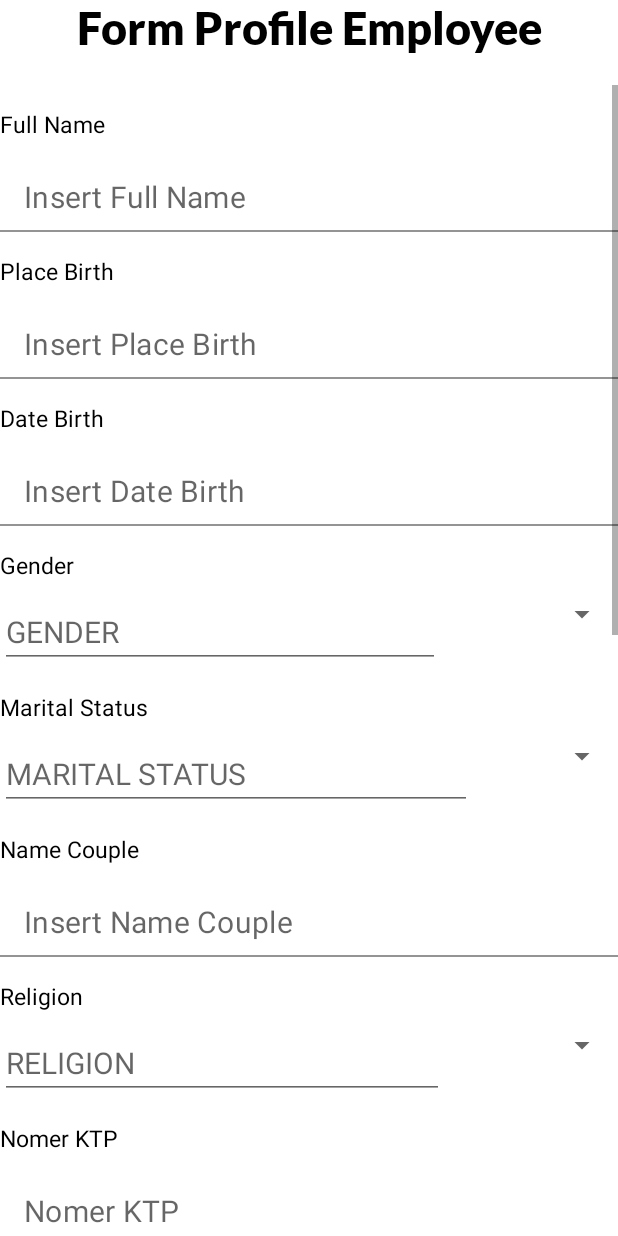
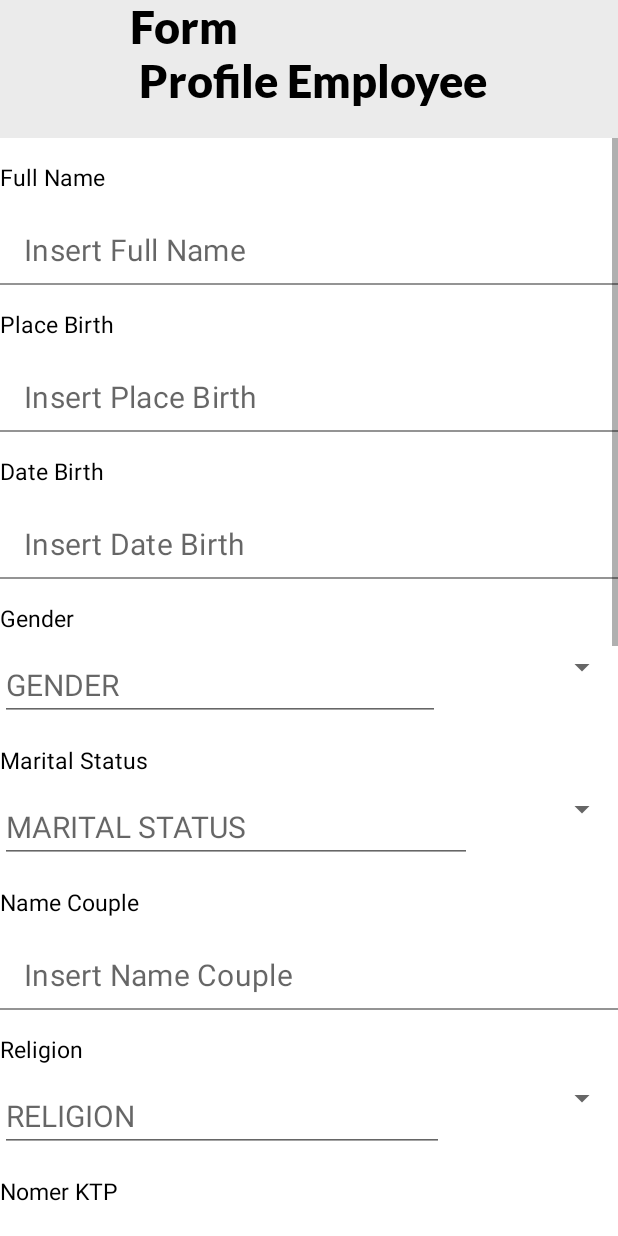
Before and after one commit to ahmadirfaan/EROS-Mobile, an Android app: the FormProfileEmployeeFragment screen opened through its navigation route, on a phone screen of 412 x 824 dp. Run offline under Robolectric (Android 15) with nearby library versions, the phone set to English and light mode, and no system bars; our stand-ins replace Dagger/Hilt's generated code, navigation-ui; 1 statement that could not run was skipped.

Commit message:
Confirm Account Layout

```diff
--- a/app/src/main/java/com/finalproject/utils/AppConstant.kt
+++ b/app/src/main/java/com/finalproject/utils/AppConstant.kt
@@ -7,7 +7,7 @@ class AppConstant {
         const val ON_LOGIN_FINISHED = "OnLoginFinished" //Untuk Shared Preferences
         val GENDER_ARRAYS = arrayListOf<String>("MALE", "FEMALE")
         val RELIGION_ARRAYS = arrayListOf<String>("MUSLIM", "CHRISTIAN", "HINDU", "BUDDHA", "KONG HU CU")
-        val GRADE_ARRAYS = arrayListOf<Int>(1, 2, 3, 4, 5, 6, 7, 8, 9, 10, 11, 12, 13)
+//        val GRADE_ARRAYS = arrayListOf<Int>(1, 2, 3, 4, 5, 6, 7, 8, 9, 10, 11, 12, 13)
         val MARITAL_STATUS_ARRAYS = arrayListOf<String>("MARRIED", "SINGLE", "DIVORCE")
         val BLOOD_TYPE_ARRAY = arrayListOf<String>("A", "B", "AB", "O")
     }
--- a/app/src/main/res/layout/fragment_form_profile_employee.xml
+++ b/app/src/main/res/layout/fragment_form_profile_employee.xml
@@ -3,6 +3,7 @@
     xmlns:app="http://schemas.android.com/apk/res-auto"
     xmlns:tools="http://schemas.android.com/tools"
     android:layout_width="match_parent"
+    android:background="@color/gray"
     android:layout_height="match_parent"
     tools:context=".presentations.employee.account.FormProfileEmployeeFragment">
 
@@ -15,7 +16,7 @@
         app:layout_constraintStart_toStartOf="parent"
         app:layout_constraintEnd_toEndOf="parent"
         app:layout_constraintTop_toTopOf="parent"
-        android:text="Form Profile Employee"
+        android:text="Form \n Profile Employee"
         android:textColor="@color/black"
         android:textSize="30sp" />
 
@@ -24,6 +25,7 @@
         android:layout_width="match_parent"
         android:layout_height="0dp"
         android:layout_marginTop="20dp"
+        android:background="@color/white"
         app:layout_constraintTop_toBottomOf="@+id/tv_title_form"
         app:layout_constraintStart_toStartOf="parent"
         app:layout_constraintEnd_toEndOf="parent"
@@ -318,7 +320,7 @@
                     android:inputType="textMultiLine"
                     android:minLines="2"
                     android:maxLines="3"
-                    android:textSize="20sp" />
+                    android:textSize="15sp" />
             </com.google.android.material.textfield.TextInputLayout>
 
             <TextView
@@ -351,7 +353,7 @@
                     android:inputType="textMultiLine"
                     android:minLines="2"
                     android:maxLines="3"
-                    android:textSize="20sp" />
+                    android:textSize="15sp" />
             </com.google.android.material.textfield.TextInputLayout>
 
             <TextView
```
Also changed, not shown: app/src/main/java/com/finalproject/presentations/employee/account/ConfirmAccountFragment.kt (added, +28 -0 lines), app/src/main/java/com/finalproject/presentations/login/LoginFragment.kt (+14 -4 lines), app/src/main/res/layout/fragment_confirm_account.xml (added, +35 -0 lines).
